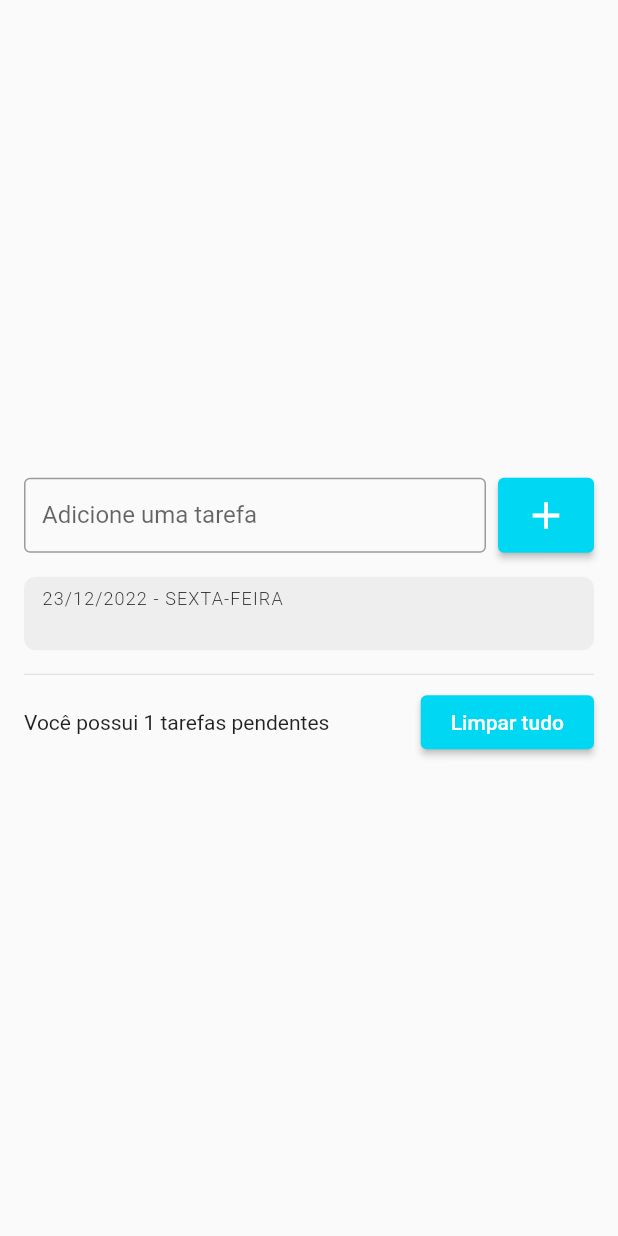
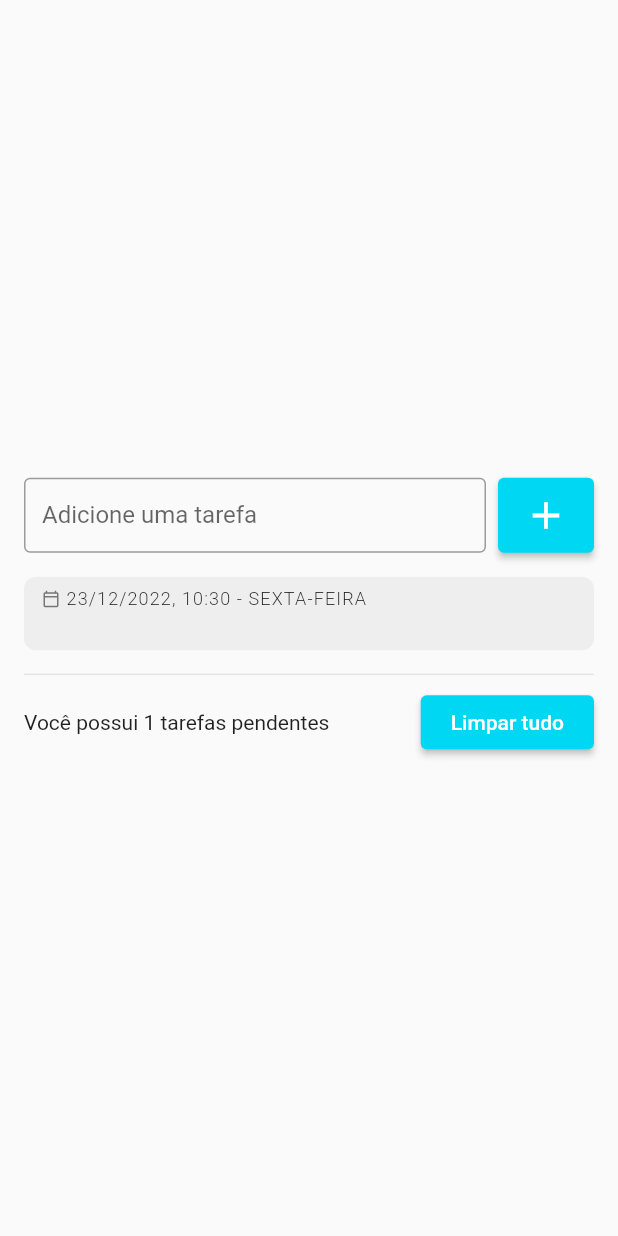
Before and after one commit to marcosmanto/app_tasks_flutter, a Flutter app: the screen it shows after launch, after a tap on the "add" icon, on a phone screen of 412 x 824 dp. Run offline on Flutter 3.47's test engine with Material 2 defaults, Android fonts, the phone set to English and light mode, and no system bars.

Commit message:
Added Icon to task time.

```diff
--- a/lib/widgets/todo_list_item.dart
+++ b/lib/widgets/todo_list_item.dart
@@ -20,13 +20,27 @@ class TodoListItem extends StatelessWidget {
       child: Column(
         crossAxisAlignment: CrossAxisAlignment.start,
         children: <Widget>[
+          Row(
+            children: [
+              Icon(
+                Icons.calendar_today_outlined,
+                size: 12,
+                color: Colors.grey[600],
+              ),
+              SizedBox(
+                width: 4,
+              ),
               Text(
-            todo.createdAt.format('dd/MM/yyyy - EEEE', 'pt-BR').toUpperCase(),
+                todo.createdAt
+                    .format('dd/MM/yyyy, HH:mm - EEEE', 'pt-BR')
+                    .toUpperCase(),
                 style: TextStyle(
                   fontSize: 12,
                   fontWeight: FontWeight.w300,
                   letterSpacing: .75,
                 ),
+              ),
+            ],
           ),
           Text(
             todo.title,
```
Lines whose indentation alone changed are shown as unchanged.
